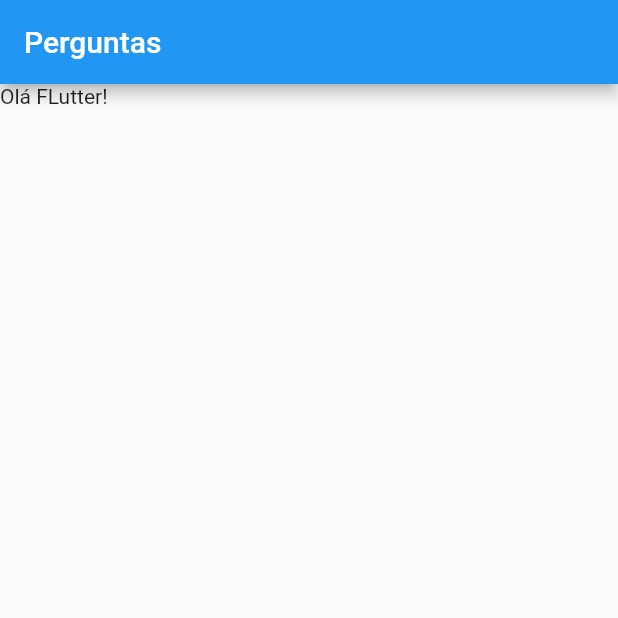
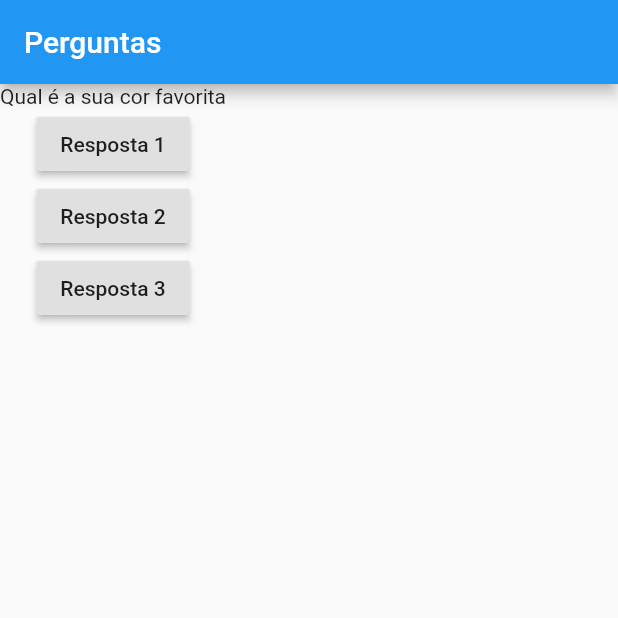
Before and after one commit to evaldocz18/Questionario, a Flutter app: the screen it shows after launch, on a phone screen of 412 x 824 dp, the top half of it. Run offline on Flutter 3.47's test engine with Material 2 defaults, Android fonts, the phone set to English and light mode, and no system bars.

Commit message:
Exemplo retorno de funções

```diff
--- a/lib/main.dart
+++ b/lib/main.dart
@@ -5,16 +5,34 @@ void main() => runApp(PerguntaApp());
 class PerguntaApp extends StatelessWidget {
   //var _perguntaSelecionada = 0;
 
+  void responder() {
+    print('Pergunta respondida!');
+  }
+
+  void Function() funcaoRestona() {
+    return () {
+      print('Pergunta respondida dentre da outra');
+    };
+  }
+
   @override
   Widget build(BuildContext context) {
+    final perguntas = [
+      'Qual é a sua cor favorita',
+      'Qual é o seu animal favorito',
+    ];
+
     return MaterialApp(
       home: Scaffold(
         appBar: AppBar(
           title: Text('Perguntas'),
         ),
         body: Column(
-          children: [
-            Text('Olá FLutter!'),
+          children: <Widget>[
+            Text(perguntas[0]),
+            RaisedButton(child: Text('Resposta 1'), onPressed: responder),
+            RaisedButton(child: Text('Resposta 2'), onPressed: responder),
+            RaisedButton(child: Text('Resposta 3'), onPressed: funcaoRestona()),
           ],
         ),
       ),
```
